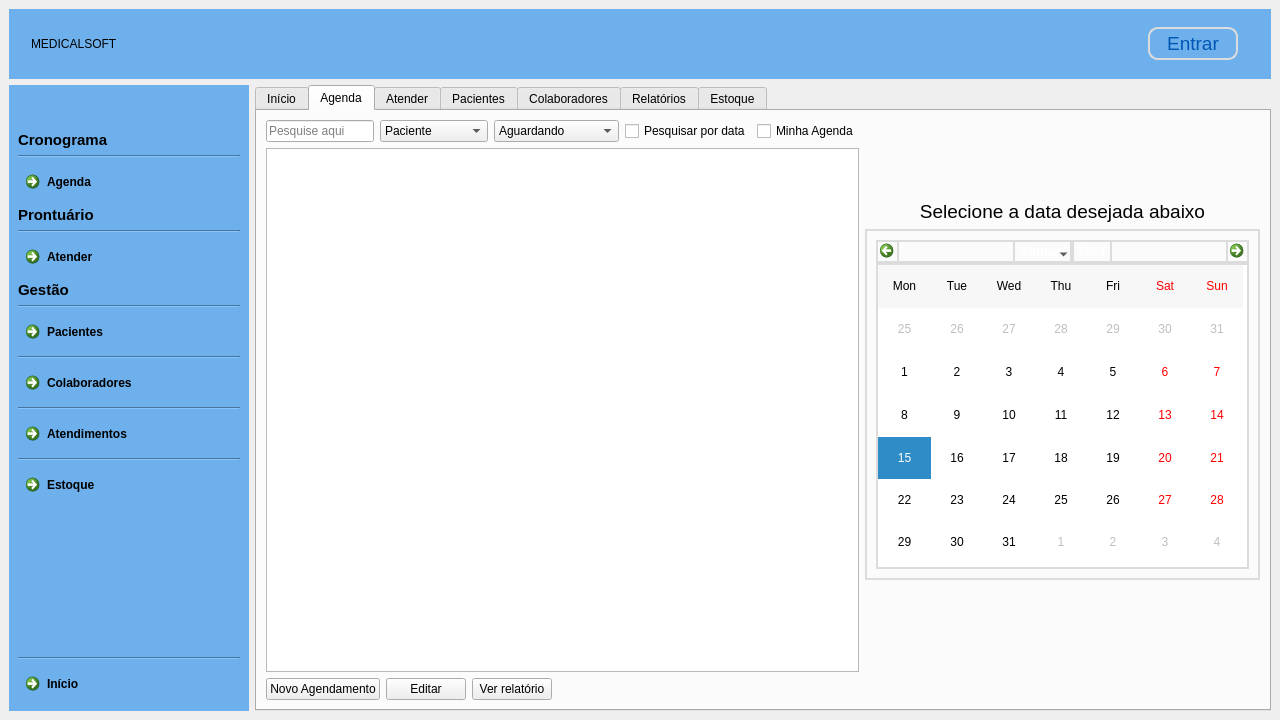
Above: clinica_cpp/mainwindow.ui from juander/Projeto_CPP before the change. Below: the same form after it.
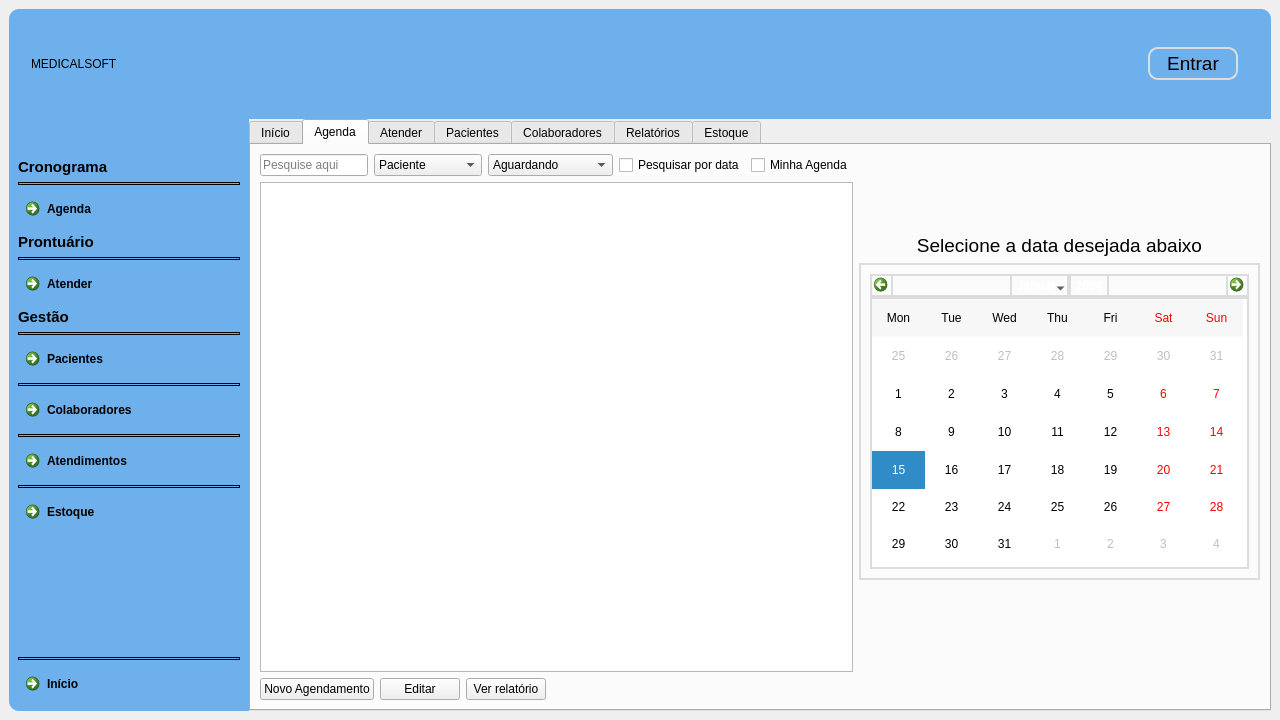
That is the form after the change. The open tabs and pages were chosen to show the change. Icons and pictures are not drawn.

Diff of the .ui file:
```diff
--- a/clinica_cpp/mainwindow.ui
+++ b/clinica_cpp/mainwindow.ui
@@ -36,6 +36,9 @@
    <layout class="QVBoxLayout" name="verticalLayout_4">
     <item>
      <layout class="QVBoxLayout" name="layoutPrincipal">
+      <property name="spacing">
+       <number>0</number>
+      </property>
       <item>
        <widget class="QFrame" name="frameSuperior">
         <property name="enabled">
@@ -44,14 +47,19 @@
         <property name="minimumSize">
          <size>
           <width>0</width>
-          <height>70</height>
+          <height>110</height>
          </size>
         </property>
         <property name="autoFillBackground">
          <bool>false</bool>
         </property>
         <property name="styleSheet">
-         <string notr="true">background-color:rgb(109, 176, 236)</string>
+         <string notr="true">QFrame {
+    background-color: rgb(109, 176, 236);  /* Cor de fundo da barra lateral */
+    border-top-left-radius: 10px;  /* Borda superior esquerda */
+    border-top-right-radius: 10px; /* Borda superior direita */
+}
+</string>
         </property>
         <property name="frameShape">
          <enum>QFrame::Shape::NoFrame</enum>
@@ -698,10 +706,15 @@
             </font>
            </property>
            <property name="styleSheet">
-            <string notr="true">background-color: #6db0ec;
-color: #0056B3;
-border: 2px solid #dcdcdc;
-border-radius: 10px;</string>
+            <string notr="true">QPushButton {
+            background-color: #6db0ec; 
+            color: #000000; 
+            border: 2px solid #dcdcdc; 
+            border-radius: 10px; 
+        }
+        QPushButton:hover {
+           background-color: #dcdcdc;  
+        }</string>
            </property>
            <property name="text">
             <string>Entrar</string>
@@ -741,7 +754,10 @@
            <bool>false</bool>
           </property>
           <property name="styleSheet">
-           <string notr="true">background-color:rgb(109, 176, 236)</string>
+           <string notr="true">QFrame {
+	background-color: rgb(109, 176, 236);   /* Cor de fundo da barra lateral*/
+    border-bottom-left-radius: 10px;
+}</string>
           </property>
           <property name="frameShape">
            <enum>QFrame::Shape::NoFrame</enum>
@@ -780,7 +796,9 @@
            <item>
             <widget class="Line" name="line1">
              <property name="styleSheet">
-              <string notr="true">color:rgb(0, 0, 0)</string>
+              <string notr="true">QFrame {
+	border: 1px solid #000000;                   /* Cor de borda*/
+}</string>
              </property>
              <property name="orientation">
               <enum>Qt::Orientation::Horizontal</enum>
@@ -1063,7 +1081,9 @@
            <item>
             <widget class="Line" name="line2">
              <property name="styleSheet">
-              <string notr="true">color:rgb(0, 0, 0)</string>
+              <string notr="true">QFrame {
+	border: 1px solid #000000;                   /* Cor de borda*/
+}</string>
              </property>
              <property name="orientation">
               <enum>Qt::Orientation::Horizontal</enum>
@@ -1336,7 +1356,9 @@
            <item>
             <widget class="Line" name="line3">
              <property name="styleSheet">
-              <string notr="true">color:rgb(0, 0, 0)</string>
+              <string notr="true">QFrame {
+	border: 1px solid #000000;                   /* Cor de borda*/
+}</string>
              </property>
              <property name="orientation">
               <enum>Qt::Orientation::Horizontal</enum>
@@ -1595,7 +1617,9 @@
            <item>
             <widget class="Line" name="line4">
              <property name="styleSheet">
-              <string notr="true">color:rgb(0, 0, 0)</string>
+              <string notr="true">QFrame {
+	border: 1px solid #000000;                   /* Cor de borda*/
+}</string>
              </property>
              <property name="orientation">
               <enum>Qt::Orientation::Horizontal</enum>
@@ -1854,7 +1878,9 @@
            <item>
             <widget class="Line" name="line5">
              <property name="styleSheet">
-              <string notr="true">color:rgb(0, 0, 0)</string>
+              <string notr="true">QFrame {
+	border: 1px solid #000000;                   /* Cor de borda*/
+}</string>
              </property>
              <property name="orientation">
               <enum>Qt::Orientation::Horizontal</enum>
@@ -2113,7 +2139,9 @@
            <item>
             <widget class="Line" name="line6">
              <property name="styleSheet">
-              <string notr="true">color:rgb(0, 0, 0)</string>
+              <string notr="true">QFrame {
+	border: 1px solid #000000;                   /* Cor de borda*/
+}</string>
              </property>
              <property name="orientation">
               <enum>Qt::Orientation::Horizontal</enum>
@@ -2424,7 +2452,9 @@
            <item>
             <widget class="Line" name="line7">
              <property name="styleSheet">
-              <string notr="true">color:rgb(0, 0, 0)</string>
+              <string notr="true">QFrame {
+	border: 1px solid #000000;                   /* Cor de borda*/
+}</string>
              </property>
              <property name="orientation">
               <enum>Qt::Orientation::Horizontal</enum>
@@ -2914,7 +2944,11 @@
                    </layout>
                   </item>
                   <item>
-                   <widget class="QTableWidget" name="tw_agenda"/>
+                   <widget class="QTableWidget" name="tw_agenda">
+                    <property name="styleSheet">
+                     <string notr="true"/>
+                    </property>
+                   </widget>
                   </item>
                   <item>
                    <layout class="QHBoxLayout" name="horizontalLayout_8">
```
Left out of the diff: 46 changed lines with no effect on the pictures.
